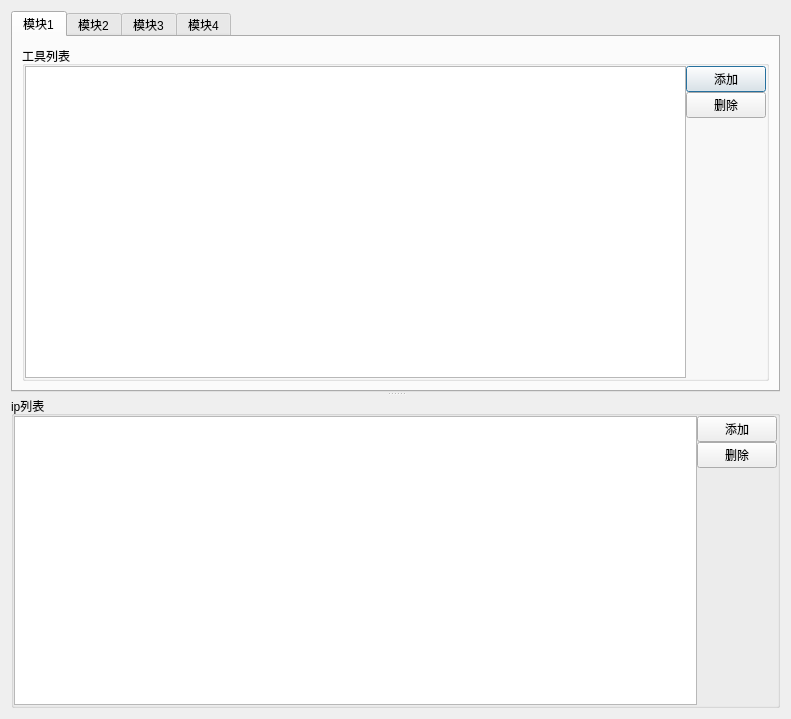
Above: digitalIntegration/InformationConfihurationDialog.ui from jiaqingguo/DI before the change. Below: the same form after it.
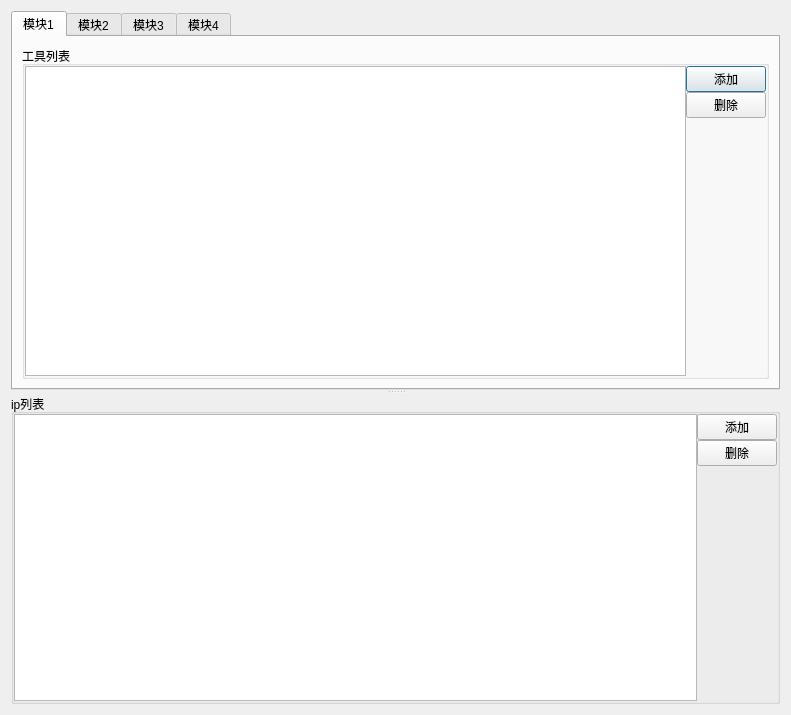
That is the form after the change.

The edit to the form file:
```diff
--- a/digitalIntegration/InformationConfihurationDialog.ui
+++ b/digitalIntegration/InformationConfihurationDialog.ui
@@ -7,7 +7,7 @@
     <x>0</x>
     <y>0</y>
     <width>791</width>
-    <height>719</height>
+    <height>715</height>
    </rect>
   </property>
   <property name="windowTitle">
```
